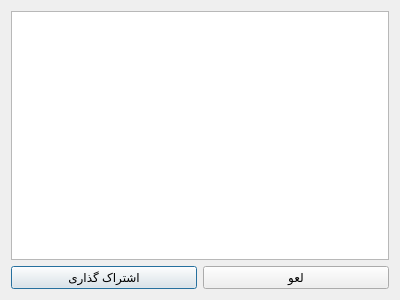
NeuralInsight/UniversityAutoClassScheduler, file qt_ui/share.ui: the form before one commit.
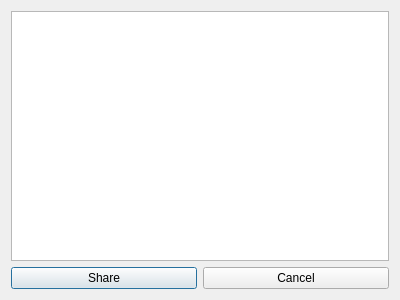
The form after the commit.

```diff
--- a/qt_ui/share.ui
+++ b/qt_ui/share.ui
@@ -34,14 +34,14 @@
      <item>
       <widget class="QPushButton" name="btnFinish">
        <property name="text">
-        <string>اشتراک گذاری</string>
+        <string>Share</string>
        </property>
       </widget>
      </item>
      <item>
       <widget class="QPushButton" name="btnCancel">
        <property name="text">
-        <string>لعو</string>
+        <string>Cancel</string>
        </property>
       </widget>
      </item>
```
Left out of the diff: 2 changed lines with no effect on the pictures.
